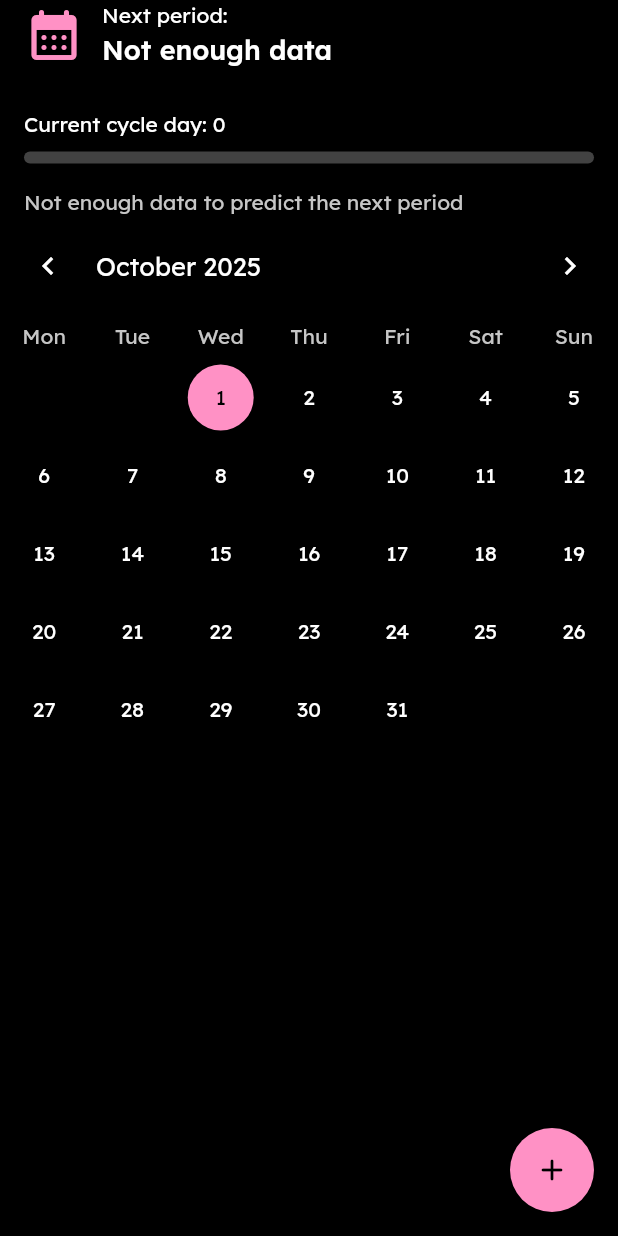
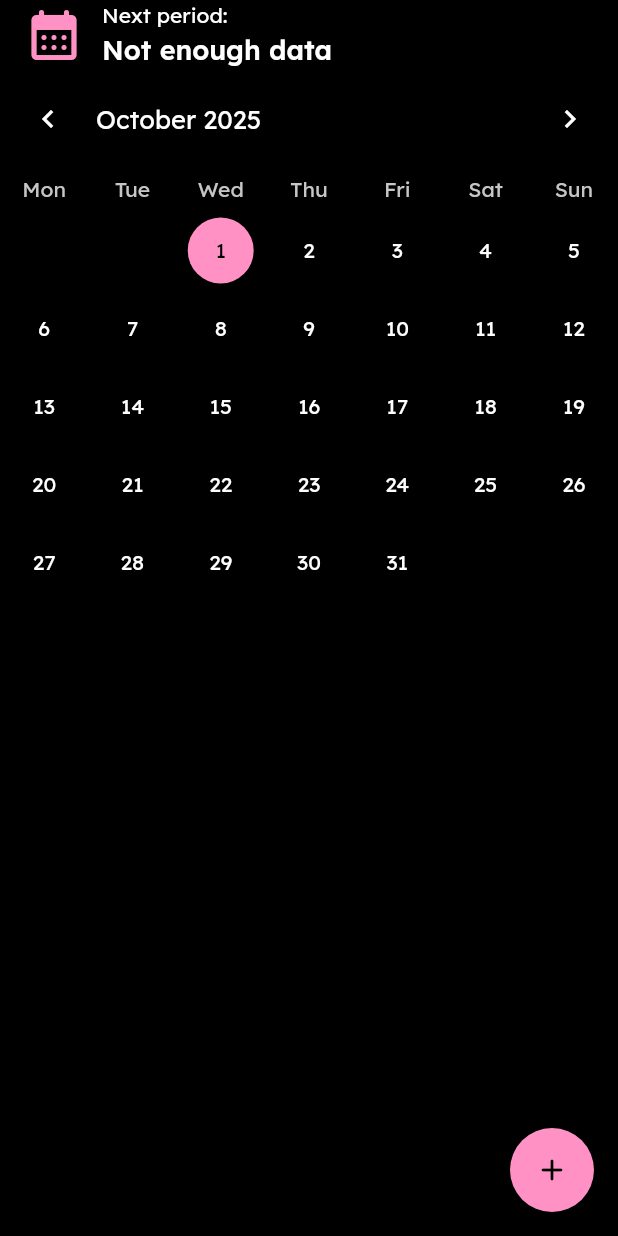
Before and after one commit to lebaaar/period_tracker, a Flutter app: the HomePage screen opened directly, on a phone screen of 412 x 824 dp. Run offline on Flutter 3.47's test engine with Material 3 defaults, Android fonts, the phone set to English and light mode, and no system bars; drawn by our look-alikes of table_calendar; our stand-ins replace flutter_local_notifications, go_router, google_fonts, package_info_plus, shared_preferences, sqflite and 1 more; accounts and stored records are empty.

Commit message:
hide status bar if no periods are logged

```diff
--- a/lib/pages/home_page.dart
+++ b/lib/pages/home_page.dart
@@ -55,6 +55,7 @@ class _HomePageState extends State<HomePage> with TickerProviderStateMixin {
       nextPeriodDate,
     );
 
+    bool showProgressBar = avgCycleLength != null;
     double progress = 0;
     if (avgCycleLength != null && avgCycleLength > 0) {
       progress = currentCycleDay / avgCycleLength;
@@ -96,6 +97,10 @@ class _HomePageState extends State<HomePage> with TickerProviderStateMixin {
                         ),
                       ],
                     ),
+                    if (showProgressBar)
+                      Column(
+                        crossAxisAlignment: CrossAxisAlignment.start,
+                        children: [
                     const SizedBox(height: 26),
                     Text(
                       'Current cycle day: $currentCycleDay',
@@ -108,15 +113,18 @@ class _HomePageState extends State<HomePage> with TickerProviderStateMixin {
                         Theme.of(context).colorScheme.primary,
                       ),
                       minHeight: 8,
-                      backgroundColor: Theme.of(context).colorScheme.secondary,
+                            backgroundColor: Theme.of(
+                              context,
+                            ).colorScheme.secondary,
                       borderRadius: BorderRadius.circular(99),
                     ),
                     const SizedBox(height: 16),
                     Text(
                       status.text,
-                      style: Theme.of(
-                        context,
-                      ).textTheme.bodyMedium?.copyWith(color: status.color),
+                            style: Theme.of(context).textTheme.bodyMedium
+                                ?.copyWith(color: status.color),
+                          ),
+                        ],
                     ),
                   ],
                 ),
--- a/lib/providers/period_provider.dart
+++ b/lib/providers/period_provider.dart
@@ -153,6 +153,7 @@ class PeriodProvider extends ChangeNotifier {
 
   // Returns average cycle length in days
   double? getAverageCycleLength({int? userCycleLength}) {
+    if (_periods.isEmpty) return null;
     if (_periods.length < 2) {
       // not enough data to calculate average cycle length - use the user provided cycle length if available
       // returns null if userCycleLength is null
```
